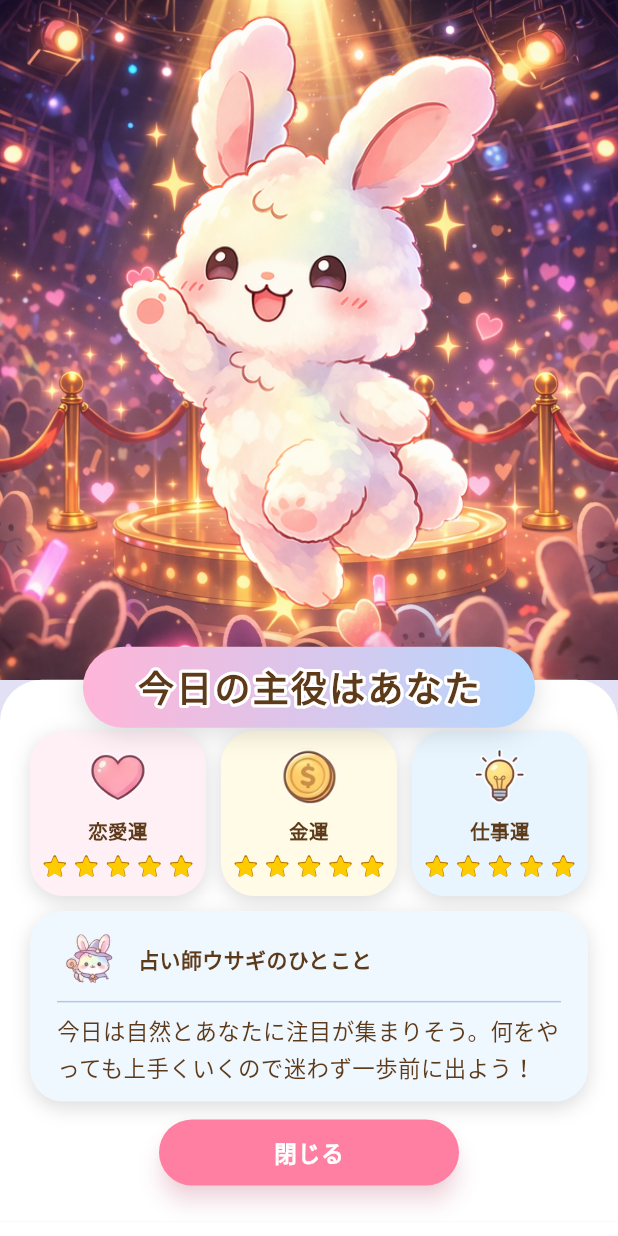
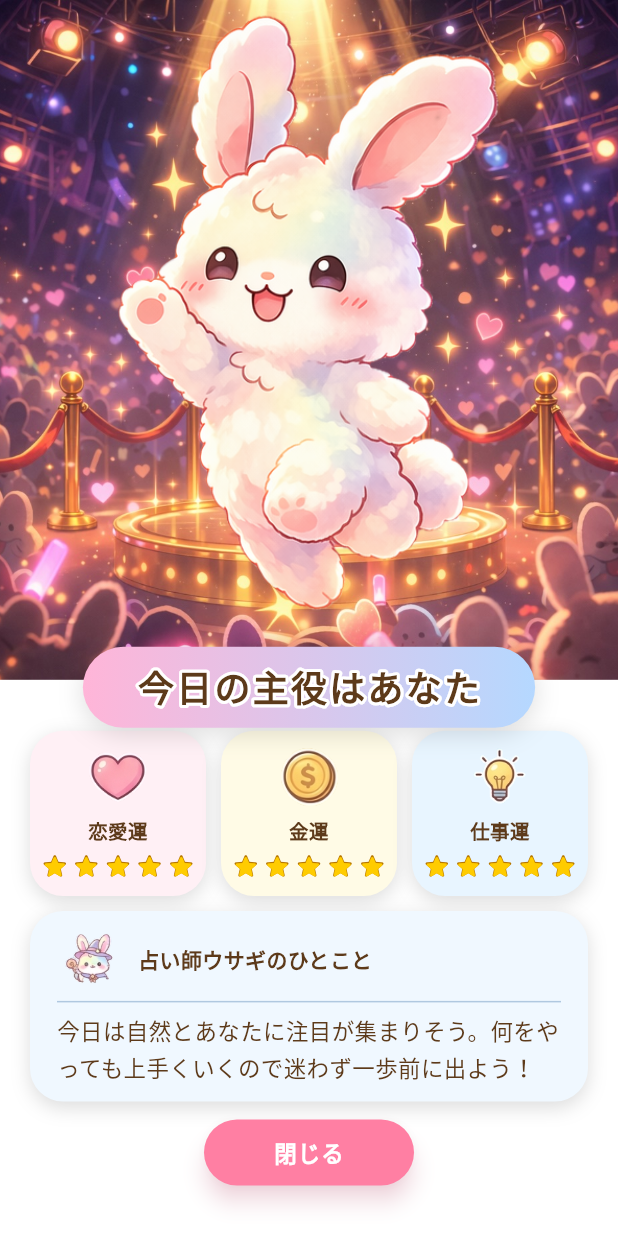
Before and after one commit to mino-works/simple-mirror, a Flutter app: the FortuneResultScreen screen opened directly, on a phone screen of 412 x 824 dp. Run offline on Flutter 3.47's test engine with Material 3 defaults, Android fonts, the phone set to English and light mode, and no system bars; our stand-ins replace camera, flutter_riverpod, permission_handler, shared_preferences; accounts and stored records are empty; Roboto replaces fonts that are missing (Hiragino Sans).

Commit message:
Fix result screen UI and update version to 1.4.0
- Remove light blue footer (gradient bottom → white)
- Remove top rounded corners from white content container
- Narrow close button width
- Bump version to 1.4.0+8

Co-Authored-By: Claude Sonnet 4.6 <noreply@anthropic.com>

```diff
--- a/lib/screens/fortune_result_screen.dart
+++ b/lib/screens/fortune_result_screen.dart
@@ -13,7 +13,7 @@ abstract class _C {
 
   // Colors
   static const Color bgTop = Color(0xFFFFD6E7);
-  static const Color bgBottom = Color(0xFFCCE8FF);
+  static const Color bgBottom = Colors.white;
   static const Color loveCard = Color(0xFFFFF0F5);
   static const Color moneyCard = Color(0xFFFFFBE6);
   static const Color workCard = Color(0xFFE8F5FF);
@@ -84,9 +84,6 @@ class FortuneResultScreen extends ConsumerWidget {
                         Container(
                           decoration: const BoxDecoration(
                             color: Colors.white,
-                            borderRadius: BorderRadius.vertical(
-                              top: Radius.circular(28),
-                            ),
                           ),
                           padding: EdgeInsets.fromLTRB(
                             hPad,
@@ -430,7 +427,7 @@ class _CloseButton extends StatelessWidget {
   @override
   Widget build(BuildContext context) {
     return SizedBox(
-      width: 200,
+      width: 140,
       height: 44,
       child: ElevatedButton(
         onPressed: onClose,
--- a/pubspec.yaml
+++ b/pubspec.yaml
@@ -16,7 +16,7 @@ publish_to: "none" # Remove this line if you wish to publish to pub.dev
 # https://developer.apple.com/library/archive/documentation/General/Reference/InfoPlistKeyReference/Articles/CoreFoundationKeys.html
 # In Windows, build-name is used as the major, minor, and patch parts
 # of the product and file versions while build-number is used as the build suffix.
-version: 1.3.0+7
+version: 1.4.0+8
 
 environment:
   sdk: ^3.11.1
```
